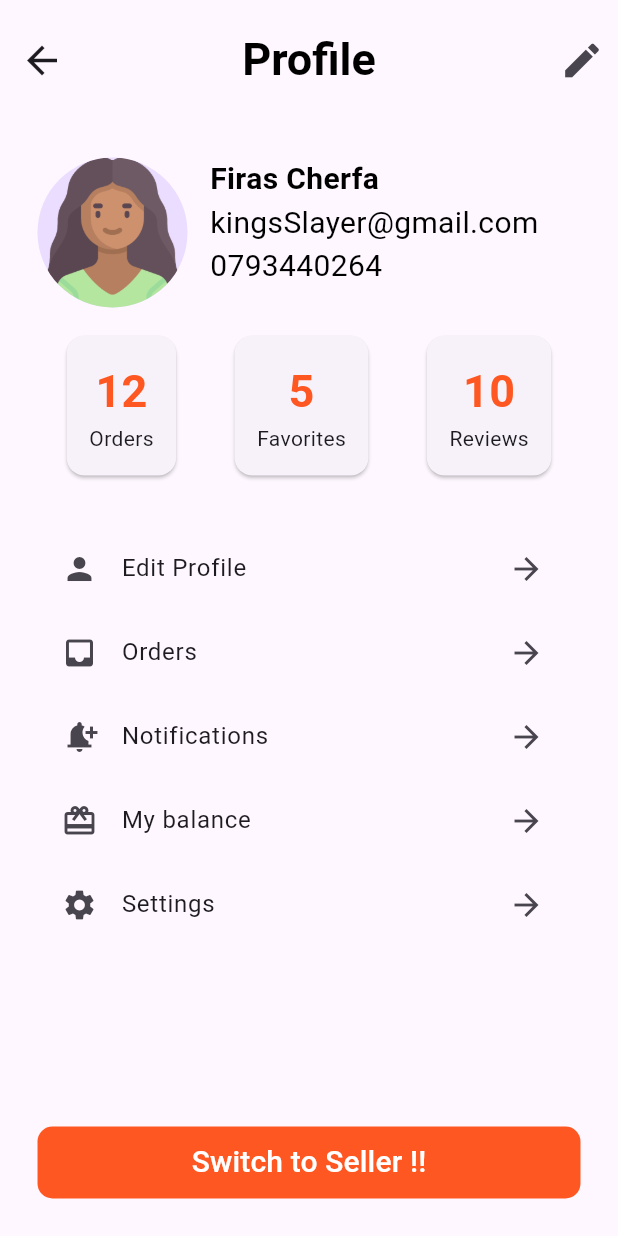
After one commit to firass-a/furniture-, a Flutter app: the MyProfile screen opened directly, on a phone screen of 412 x 824 dp. The commit adds this screen. Run offline on Flutter 3.47's test engine with Material 3 defaults, Android fonts, the phone set to English and light mode, and no system bars; our stand-ins replace flutter_riverpod, riverpod_annotation, smooth_page_indicator.

```diff
--- /dev/null
+++ b/meublili/lib/providers/favoritesprovider.dart
@@ -0,0 +1,22 @@
+
+import 'package:meublili/model/items.dart';
+import 'package:riverpod_annotation/riverpod_annotation.dart';
+
+class Favorites extends Notifier<Set<Items>> {
+  //init value
+  @override
+  Set<Items> build() {
+    return const {};
+  }
+
+
+  void addItem (Items item){
+   if(!state.contains(item)){
+    state = {...state,item};
+   };
+  }
+}
+
+final favoritesNotifier = NotifierProvider<Favorites, Set<Items>>(() {
+  return Favorites();
+});
--- /dev/null
+++ b/meublili/lib/view/profilepage.dart
@@ -0,0 +1,131 @@
+import 'package:flutter/material.dart';
+import 'package:meublili/widgets/infoscard.dart';
+
+class MyProfile extends StatelessWidget {
+  const MyProfile({super.key});
+
+  @override
+  Widget build(BuildContext context) {
+    final List listElements = [
+      [Icon(Icons.person), "Edit Profile", Icon(Icons.arrow_forward_sharp)],
+      [Icon(Icons.inbox), "Orders", Icon(Icons.arrow_forward_sharp)],
+      [
+        Icon(Icons.notification_add),
+        "Notifications",
+        Icon(Icons.arrow_forward_sharp),
+      ],
+      [
+        Icon(Icons.card_giftcard),
+        "My balance",
+        Icon(Icons.arrow_forward_sharp),
+      ],
+      [Icon(Icons.settings), "Settings", Icon(Icons.arrow_forward_sharp)],
+    ];
+    return SafeArea(
+      child: Scaffold(
+        appBar: AppBar(
+          centerTitle: true,
+          title: Padding(
+            padding: const EdgeInsets.all(20.0),
+            child: Text(
+              "Profile",
+              style: TextStyle(
+                fontSize: 30,
+                color: Colors.black,
+                fontWeight: FontWeight.bold,
+              ),
+            ),
+          ),
+          toolbarHeight: 80,
+          leading: IconButton(
+            onPressed: () {
+              Navigator.pop(context);
+            },
+            icon: Icon(Icons.arrow_back, size: 30),
+          ),
+          actions: [
+            IconButton(onPressed: () {}, icon: Icon(Icons.edit, size: 30)),
+          ],
+        ),
+        body: Padding(
+          padding: const EdgeInsets.all(25.0),
+          child: Column(
+            children: [
+              SizedBox(
+                height: 100,
+                child: Row(
+                  children: [
+                    CircleAvatar(
+                      backgroundImage: AssetImage("assets/woman.png"),
+                      radius: 50,
+                    ),
+                    SizedBox(width: 15),
+                    Column(
+                      crossAxisAlignment: CrossAxisAlignment.start,
+                      children: [
+                        Text(
+                          "Firas Cherfa",
+                          style: TextStyle(
+                            fontWeight: FontWeight.bold,
+                            fontSize: 20,
+                            color: Colors.black,
+                          ),
+                        ),
+                        Text(
+                          "kingsSlayer@gmail.com",
+                          style: TextStyle(fontSize: 20, color: Colors.black),
+                        ),
+                        Text(
+                          "0793440264",
+                          style: TextStyle(fontSize: 20, color: Colors.black),
+                        ),
+                      ],
+                    ),
+                  ],
+                ),
+              ),
+              SizedBox(height: 15),
+              Row(
+                mainAxisAlignment: MainAxisAlignment.spaceAround,
+                children: [
+                  InfosCard(12.toString(), "Orders"),
+                  InfosCard(5.toString(), "Favorites"),
+                  InfosCard(10.toString(), "Reviews"),
+                ],
+              ),
+              SizedBox(height: 30),
+              Expanded(
+                child: ListView.builder(
+                  itemCount: listElements.length,
+                  itemBuilder: (context, index) {
+                    final element = listElements[index];
+                    return ListTile(
+                      leading: element[0],
+                      title: Text(element[1]),
+                      trailing: element[2],
+                    );
+                  },
+                ),
+              ),
+              SizedBox(height: 20),
+              Container(
+                width: double.infinity,
+                decoration: BoxDecoration(
+                  color: Colors.deepOrange,
+                  borderRadius: BorderRadius.all(Radius.circular(10)),
+                ),
+                child: TextButton(
+                  onPressed: () {},
+                  child: Text(
+                    "Switch to Seller !!",
+                    style: TextStyle(color: Colors.white, fontSize: 20),
+                  ),
+                ),
+              ),
+            ],
+          ),
+        ),
+      ),
+    );
+  }
+}
--- /dev/null
+++ b/meublili/lib/widgets/infoscard.dart
@@ -0,0 +1,29 @@
+import 'package:flutter/material.dart';
+
+class InfosCard extends StatelessWidget {
+  final String items;
+  final String number;
+  const InfosCard(this.number , this.items, {super.key});
+
+  @override
+  Widget build(BuildContext context) {
+    return Card(
+      child: Padding(
+        padding: const EdgeInsets.all(15.0),
+        child: Column(
+          children: [
+            Text(
+              number,
+              style: TextStyle(
+                color: Colors.deepOrange,
+                fontWeight: FontWeight.bold,
+                fontSize: 30,
+              ),
+            ),
+            Text(items),
+          ],
+        ),
+      ),
+    );
+  }
+}
```
Also changed, not shown: meublili/lib/view/favourites.dart (added, +86 -0 lines), meublili/lib/widgets/btbar.dart (+28 -11 lines), meublili/assets/woman.png (added), meublili/lib/widgets/profileappbar.dart (added), 18 other files.
